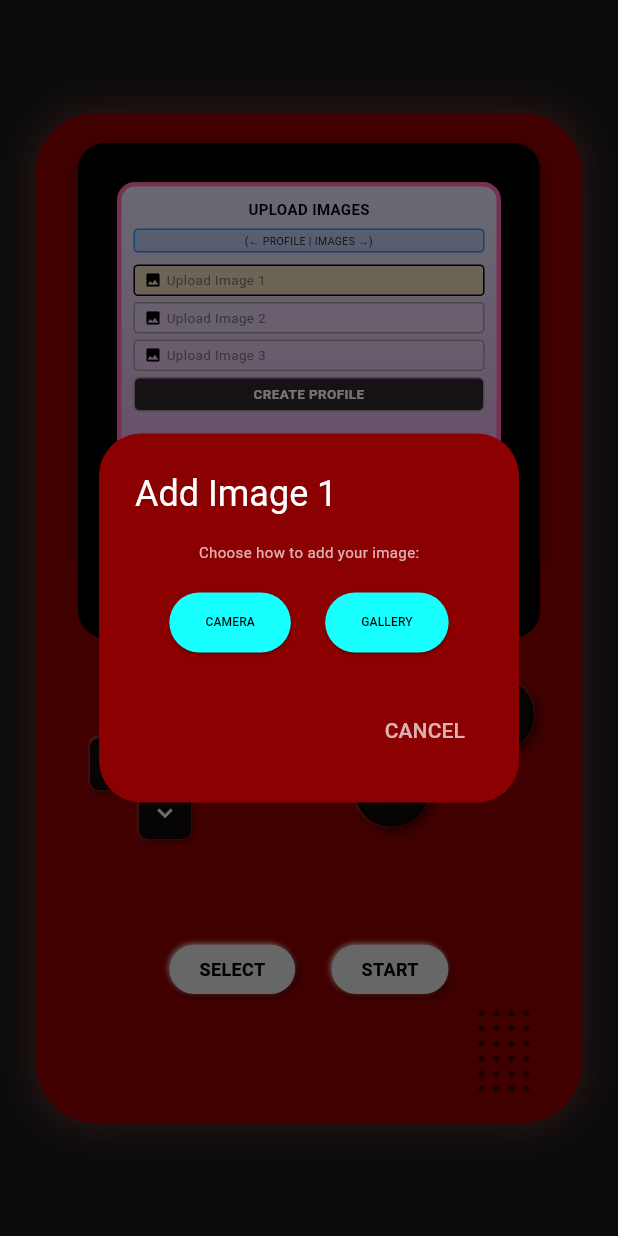
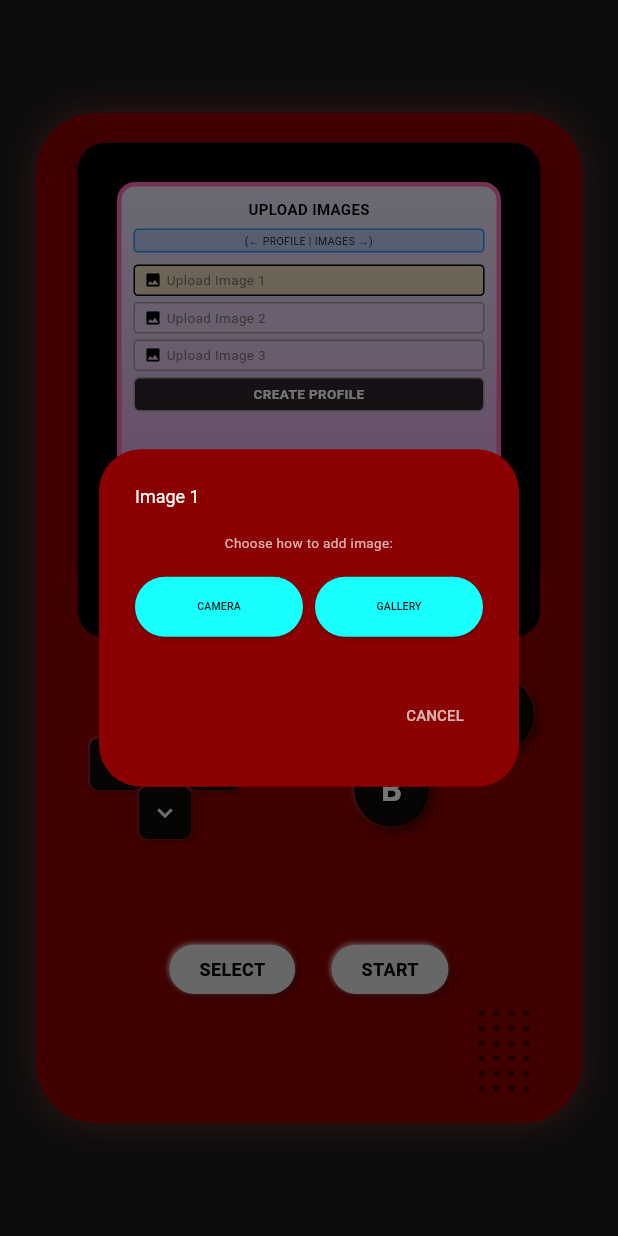
Before and after one commit to rudradogra/Gameboy_app, a Flutter app: the EditProfileScreen screen opened directly, after a tap on the "keyboard arrow right" icon, after a tap on the "circle" icon, on a phone screen of 412 x 824 dp. Run offline on Flutter 3.47's test engine with Material 3 defaults, Android fonts, the phone set to English and light mode, and no system bars; our stand-ins replace audioplayers, image_picker, shared_preferences; accounts and stored records are empty; Roboto replaces fonts that are missing (PublicPixel); project files that could hold a hidden picture were left out.

Commit message:
made images more pixelated

```diff
--- a/lib/screens/edit_profile_screen.dart
+++ b/lib/screens/edit_profile_screen.dart
@@ -249,33 +249,112 @@ class _EditProfileScreenState extends State<EditProfileScreen> {
   void _showImagePicker(int imageIndex) async {
     if (_isUploadingImage) return;
 
+    // Get current image URL if available (prioritize preview URL if available)
+    String? currentImageUrl;
+    if (_previewUrls[imageIndex] != null &&
+        _previewUrls[imageIndex]!.isNotEmpty) {
+      currentImageUrl = _previewUrls[imageIndex];
+    } else if (imageIndex < _imageUrls.length &&
+        _imageUrls[imageIndex].isNotEmpty) {
+      currentImageUrl = _imageUrls[imageIndex];
+    }
+
     showDialog(
       context: context,
       builder: (context) => AlertDialog(
         backgroundColor: const Color(0xFF8B0000),
         title: Text(
-          'Add Image ${imageIndex + 1}',
+          'Image ${imageIndex + 1}',
           style: const TextStyle(
             color: Colors.white,
             fontFamily: 'PublicPixel',
+            fontSize: 12,
           ),
         ),
-        content: Column(
+        content: SingleChildScrollView(
+          child: Column(
             mainAxisSize: MainAxisSize.min,
             children: [
+              // Image preview section (if image exists)
+              if (currentImageUrl != null) ...[
                 Text(
-              'Choose how to add your image:',
+                  'Current Image:',
                   style: const TextStyle(
                     color: Colors.white70,
                     fontFamily: 'PublicPixel',
-                fontSize: 10,
+                    fontSize: 8,
                   ),
                 ),
-            const SizedBox(height: 16),
+                const SizedBox(height: 8),
+                Container(
+                  width: 120,
+                  height: 120,
+                  decoration: BoxDecoration(
+                    border: Border.all(color: Colors.cyanAccent, width: 2),
+                    borderRadius: BorderRadius.circular(8),
+                  ),
+                  child: ClipRRect(
+                    borderRadius: BorderRadius.circular(6),
+                    child: ColorFiltered(
+                      colorFilter: ColorFilter.matrix([
+                        1.2, 0.0, 0.0, 0.0, 0.0, // Red channel boost
+                        0.0, 1.1, 0.0, 0.0, 0.0, // Green channel boost
+                        0.0, 0.0, 1.3, 0.0, 0.0, // Blue channel boost
+                        0.0, 0.0, 0.0, 1.0, 0.0, // Alpha channel
+                      ]),
+                      child: Image.network(
+                        currentImageUrl,
+                        fit: BoxFit.cover,
+                        filterQuality: FilterQuality.none, // Pixelated display
+                        loadingBuilder: (context, child, loadingProgress) {
+                          if (loadingProgress == null) return child;
+                          return Container(
+                            color: Colors.grey[800],
+                            child: Center(
+                              child: Text(
+                                'Loading...',
+                                style: TextStyle(
+                                  color: Colors.white70,
+                                  fontFamily: 'PublicPixel',
+                                  fontSize: 6,
+                                ),
+                              ),
+                            ),
+                          );
+                        },
+                        errorBuilder: (context, error, stackTrace) {
+                          return Container(
+                            color: Colors.grey[800],
+                            child: Icon(Icons.error, color: Colors.red, size: 24),
+                          );
+                        },
+                      ),
+                    ),
+                  ),
+                ),
+                const SizedBox(height: 12),
+              ],
+
+              // Action text
+              Text(
+                currentImageUrl != null
+                    ? 'Replace image or cancel:'
+                    : 'Choose how to add image:',
+                style: const TextStyle(
+                  color: Colors.white70,
+                  fontFamily: 'PublicPixel',
+                  fontSize: 9,
+                ),
+                textAlign: TextAlign.center,
+              ),
+              const SizedBox(height: 12),
+
+              // Camera/Gallery buttons
               Row(
                 mainAxisAlignment: MainAxisAlignment.spaceEvenly,
                 children: [
-                ElevatedButton(
+                  Expanded(
+                    child: ElevatedButton(
                       onPressed: () {
                         Navigator.pop(context);
                         _pickImage(imageIndex, ImageSource.camera);
@@ -283,13 +362,20 @@ class _EditProfileScreenState extends State<EditProfileScreen> {
                       style: ElevatedButton.styleFrom(
                         backgroundColor: Colors.cyanAccent,
                         foregroundColor: Colors.black,
+                        padding: EdgeInsets.symmetric(vertical: 8),
                       ),
                       child: const Text(
                         'CAMERA',
-                    style: TextStyle(fontFamily: 'PublicPixel', fontSize: 8),
+                        style: TextStyle(
+                          fontFamily: 'PublicPixel',
+                          fontSize: 7,
                         ),
                       ),
-                ElevatedButton(
+                    ),
+                  ),
+                  const SizedBox(width: 8),
+                  Expanded(
+                    child: ElevatedButton(
                       onPressed: () {
                         Navigator.pop(context);
                         _pickImage(imageIndex, ImageSource.gallery);
@@ -297,15 +383,44 @@ class _EditProfileScreenState extends State<EditProfileScreen> {
                       style: ElevatedButton.styleFrom(
                         backgroundColor: Colors.cyanAccent,
                         foregroundColor: Colors.black,
+                        padding: EdgeInsets.symmetric(vertical: 8),
                       ),
                       child: const Text(
                         'GALLERY',
-                    style: TextStyle(fontFamily: 'PublicPixel', fontSize: 8),
+                        style: TextStyle(
+                          fontFamily: 'PublicPixel',
+                          fontSize: 7,
+                        ),
+                      ),
                     ),
                   ),
                 ],
               ),
+
+              // Remove button (if image exists)
+              if (currentImageUrl != null) ...[
+                const SizedBox(height: 8),
+                SizedBox(
+                  width: double.infinity,
+                  child: ElevatedButton(
+                    onPressed: () {
+                      Navigator.pop(context);
+                      _removeImage(imageIndex);
+                    },
+                    style: ElevatedButton.styleFrom(
+                      backgroundColor: Colors.red,
+                      foregroundColor: Colors.white,
+                      padding: EdgeInsets.symmetric(vertical: 8),
+                    ),
+                    child: const Text(
+                      'REMOVE IMAGE',
+                      style: TextStyle(fontFamily: 'PublicPixel', fontSize: 7),
+                    ),
+                  ),
+                ),
               ],
+            ],
+          ),
         ),
         actions: [
           TextButton(
@@ -315,6 +430,7 @@ class _EditProfileScreenState extends State<EditProfileScreen> {
               style: TextStyle(
                 color: Colors.white70,
                 fontFamily: 'PublicPixel',
+                fontSize: 10,
               ),
             ),
           ),
@@ -972,11 +1088,20 @@ class _EditProfileScreenState extends State<EditProfileScreen> {
               ),
               child: ClipRRect(
                 borderRadius: BorderRadius.circular(2),
+                child: ColorFiltered(
+                  colorFilter: ColorFilter.matrix([
+                    1.2, 0.0, 0.0, 0.0, 0.0, // Red channel boost
+                    0.0, 1.1, 0.0, 0.0, 0.0, // Green channel boost
+                    0.0, 0.0, 1.3, 0.0, 0.0, // Blue channel boost
+                    0.0, 0.0, 0.0, 1.0, 0.0, // Alpha channel
+                  ]),
                   child: Image.network(
                     _previewUrls[index]!,
                     fit: BoxFit.cover,
+                    filterQuality: FilterQuality.none, // Pixelated display
                     errorBuilder: (context, error, stackTrace) =>
                         Icon(Icons.error, size: 12, color: Colors.red),
+                  ),
                 ),
               ),
             ),
--- a/lib/widgets/gameboy_profile_card.dart
+++ b/lib/widgets/gameboy_profile_card.dart
@@ -75,12 +75,21 @@ class GameboyProfileCardState extends State<GameboyProfileCard>
         // Background Image
         ClipRRect(
           borderRadius: BorderRadius.circular(12),
+          child: ColorFiltered(
+            colorFilter: ColorFilter.matrix([
+              1.2, 0.0, 0.0, 0.0, 0.0, // Red channel boost
+              0.0, 1.1, 0.0, 0.0, 0.0, // Green channel boost
+              0.0, 0.0, 1.3, 0.0, 0.0, // Blue channel boost
+              0.0, 0.0, 0.0, 1.0, 0.0, // Alpha channel
+            ]),
             child: Image.network(
               widget.imageUrl[widget.currentImageIndex],
               fit: BoxFit.cover,
+              filterQuality: FilterQuality.none, // Pixelated display for retro look
               errorBuilder: (context, error, stackTrace) => Container(
                 color: Colors.grey[300],
                 child: Icon(Icons.person, color: Colors.grey[600], size: 60),
+              ),
             ),
           ),
         ),
```
Also changed, not shown: 1 other file. Lines whose indentation alone changed are shown as unchanged.
